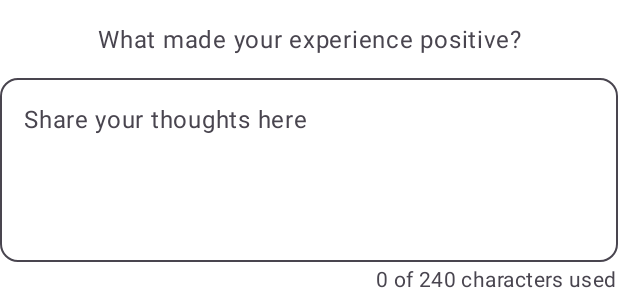
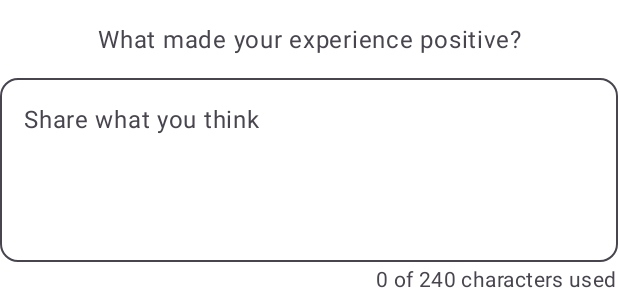
Before and after one commit to pocketworks/appero-sdk-android-v2, an Android app built with Jetpack Compose: the @Preview function FeedbackInputScreenPositivePreview, on a phone screen of 412 x 824 dp. Shown: the part 263-563 px from the top of the screen. Run offline under Robolectric (Android 15) with nearby library versions, the phone set to English and light mode, and no system bars; Roboto replaces fonts that are not available here.

Commit message:
[APPER-113] Android SDK not displaying custom prompt text for positive experiences

```diff
--- a/main/src/main/java/uk/co/pocketworks/appero/sdk/main/ui/ApperoFeedbackContent.kt
+++ b/main/src/main/java/uk/co/pocketworks/appero/sdk/main/ui/ApperoFeedbackContent.kt
@@ -117,6 +117,7 @@ fun ApperoFeedbackContent(
             Screen.FeedbackInput -> FeedbackInputScreen(
                 title = uiStrings.title,
                 subtitle = uiStrings.subtitle,
+                feedbackHint = uiStrings.prompt,
                 selectedRating = selectedRating,
                 question = questionText,
                 feedbackText = feedbackText,
--- a/main/src/main/java/uk/co/pocketworks/appero/sdk/main/ui/screens/FeedbackInputScreen.kt
+++ b/main/src/main/java/uk/co/pocketworks/appero/sdk/main/ui/screens/FeedbackInputScreen.kt
@@ -57,6 +57,7 @@ import uk.co.pocketworks.appero.sdk.main.ui.theme.localApperoTheme
  *
  * @param title Main heading text
  * @param subtitle Secondary text
+ * @param feedbackHint Hint displayed in the feedback input field
  * @param selectedRating The rating user selected
  * @param question Dynamic question based on rating
  * @param feedbackText Current feedback text value
@@ -69,6 +70,7 @@ import uk.co.pocketworks.appero.sdk.main.ui.theme.localApperoTheme
 fun FeedbackInputScreen(
     title: String,
     subtitle: String,
+    feedbackHint: String,
     selectedRating: ExperienceRating?,
     question: String,
     feedbackText: String,
@@ -129,7 +131,7 @@ fun FeedbackInputScreen(
         FeedbackTextField(
             value = feedbackText,
             onValueChange = onFeedbackTextChange,
-            placeholder = stringResource(R.string.default_ui_prompt)
+            placeholder = feedbackHint
         )
 
         Spacer(modifier = Modifier.height(24.dp))
@@ -178,6 +180,7 @@ private fun FeedbackInputScreenPositivePreview() {
         FeedbackInputScreen(
             title = "We're happy to see that you're using Carbs & Cals 🎉",
             subtitle = "Let us know how we're doing",
+            feedbackHint = "Share what you think",
             selectedRating = ExperienceRating.POSITIVE,
             question = "What made your experience positive?",
             feedbackText = "",
@@ -196,6 +199,7 @@ private fun FeedbackInputScreenNegativePreview() {
         FeedbackInputScreen(
             title = "We're happy to see that you're using Carbs & Cals 🎉",
             subtitle = "Let us know how we're doing",
+            feedbackHint = "Share what you think",
             selectedRating = ExperienceRating.NEGATIVE,
             question = "We're sorry you're not enjoying it. Could you tell us what went wrong?",
             feedbackText = "The search feature is not working properly.",
@@ -214,6 +218,7 @@ private fun FeedbackInputScreenLoadingPreview() {
         FeedbackInputScreen(
             title = "We're happy to see that you're using Carbs & Cals 🎉",
             subtitle = "Let us know how we're doing",
+            feedbackHint = "Share you thoughts here",
             selectedRating = ExperienceRating.STRONG_POSITIVE,
             question = "What made your experience positive?",
             feedbackText = "Love the barcode scanner feature!",
```
